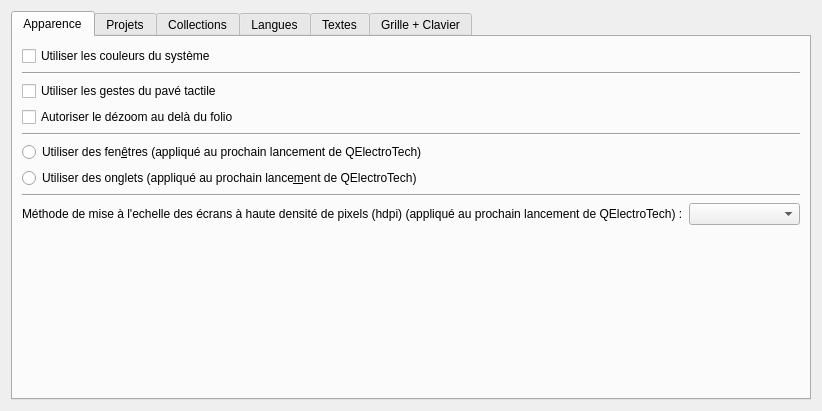
Qt form sources/ui/configpage/generalconfigurationpage.ui (qelectrotech/qelectrotech-source-mirror) before a commit.
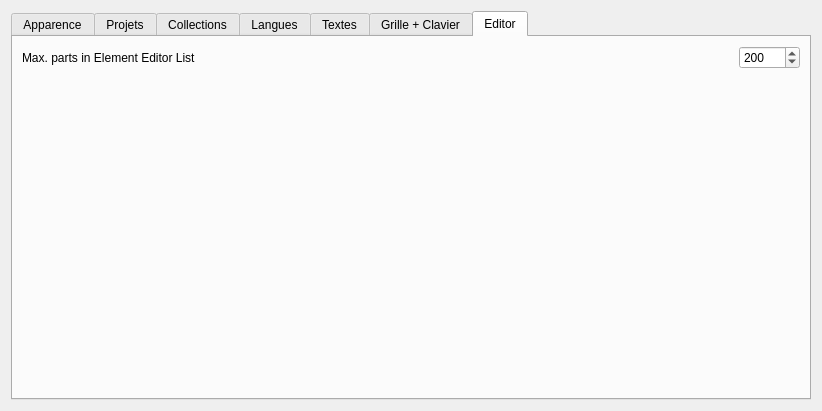
The same form after that commit. The open tabs and pages were chosen to show the change.

Commit message: Give the user a possibility to set the maximum number of parts during import on an dxf file. Because sometimes the dxf file can contain more than 200 elements and the user is deleting some elements afterwards

Patch:
```diff
--- a/sources/ui/configpage/generalconfigurationpage.ui
+++ b/sources/ui/configpage/generalconfigurationpage.ui
@@ -13,8 +13,8 @@
   <property name="windowTitle">
    <string>Form</string>
   </property>
-  <layout class="QGridLayout" name="gridLayout_5">
-   <item row="0" column="0">
+  <layout class="QVBoxLayout" name="verticalLayout_6">
+   <item>
     <widget class="QTabWidget" name="tabWidget">
      <property name="currentIndex">
       <number>0</number>
@@ -841,6 +841,63 @@
        </item>
       </layout>
      </widget>
+     <widget class="QWidget" name="Editor">
+      <attribute name="title">
+       <string>Editor</string>
+      </attribute>
+      <layout class="QVBoxLayout" name="verticalLayout_7">
+       <item>
+        <layout class="QHBoxLayout" name="horizontalLayout">
+         <item>
+          <widget class="QLabel" name="label_2">
+           <property name="text">
+            <string>Max. parts in Element Editor List</string>
+           </property>
+          </widget>
+         </item>
+         <item>
+          <spacer name="horizontalSpacer_8">
+           <property name="orientation">
+            <enum>Qt::Horizontal</enum>
+           </property>
+           <property name="sizeHint" stdset="0">
+            <size>
+             <width>40</width>
+             <height>20</height>
+            </size>
+           </property>
+          </spacer>
+         </item>
+         <item>
+          <widget class="QSpinBox" name="MaxPartsElementEditorList_sb">
+           <property name="minimum">
+            <number>1</number>
+           </property>
+           <property name="maximum">
+            <number>10000</number>
+           </property>
+           <property name="value">
+            <number>200</number>
+           </property>
+          </widget>
+         </item>
+        </layout>
+       </item>
+       <item>
+        <spacer name="verticalSpacer_6">
+         <property name="orientation">
+          <enum>Qt::Vertical</enum>
+         </property>
+         <property name="sizeHint" stdset="0">
+          <size>
+           <width>20</width>
+           <height>40</height>
+          </size>
+         </property>
+        </spacer>
+       </item>
+      </layout>
+     </widget>
     </widget>
    </item>
   </layout>
```
The commit also changes 3 other files.
